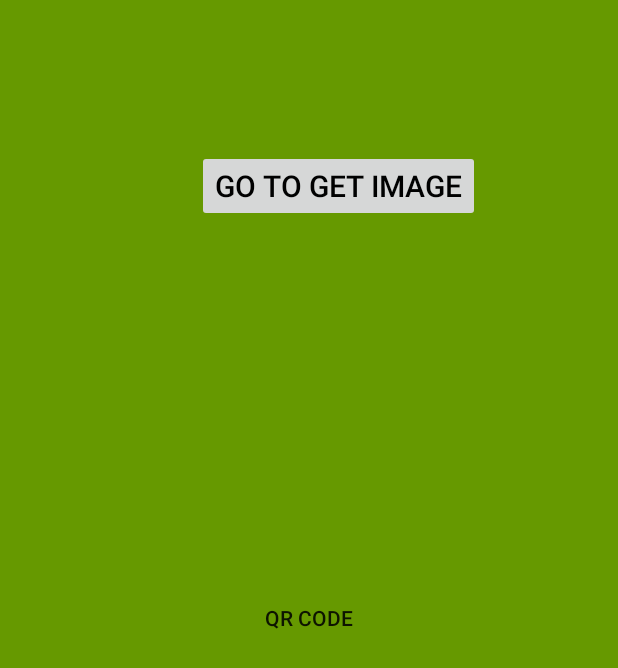
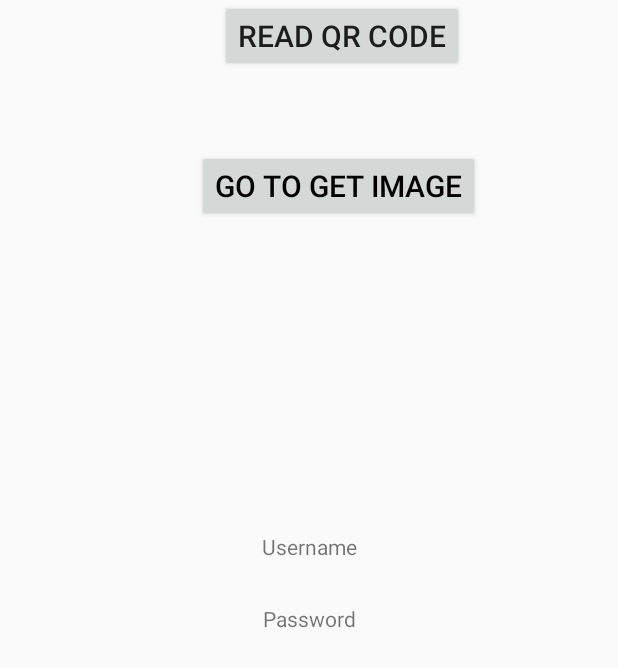
Before and after one commit to lgranadosIst/IsthGreenAndroidStudio, an Android app: the layout activity_qrcode.xml on its own in the app's theme, with its tools: preview values and no code run, on a phone screen of 412 x 824 dp. Shown: the top 668 px of the screen. Run offline under Robolectric (Android 15) with nearby library versions, the phone set to English and light mode, and no system bars.

Commit message:
Add btnQrCode and create method openQRCode

```diff
--- a/app/src/main/res/layout/activity_qrcode.xml
+++ b/app/src/main/res/layout/activity_qrcode.xml
@@ -8,10 +8,16 @@
 
     <Button
         android:id="@+id/btnOpenQRCode"
-        android:layout_width="match_parent"
-        android:layout_height="match_parent"
-        android:background="@android:color/holo_green_dark"
-        android:text="QR Code"
+        android:layout_width="wrap_content"
+        android:layout_height="wrap_content"
+        android:text="Read QR Code"
+        android:textSize="20dp"
+        android:layout_marginTop="5dp"
+        android:layout_marginBottom="10dp"
+        app:layout_constraintHorizontal_bias="0.588"
+        app:layout_constraintLeft_toLeftOf="parent"
+        app:layout_constraintRight_toRightOf="parent"
+        app:layout_constraintVertical_bias="0.129"
         />
 
     <Button
```
Also changed, not shown: app/src/main/java/com/isthmusit/isthgreen/isthgreenapp/QRCodeActivity.java (+27 -13 lines).
